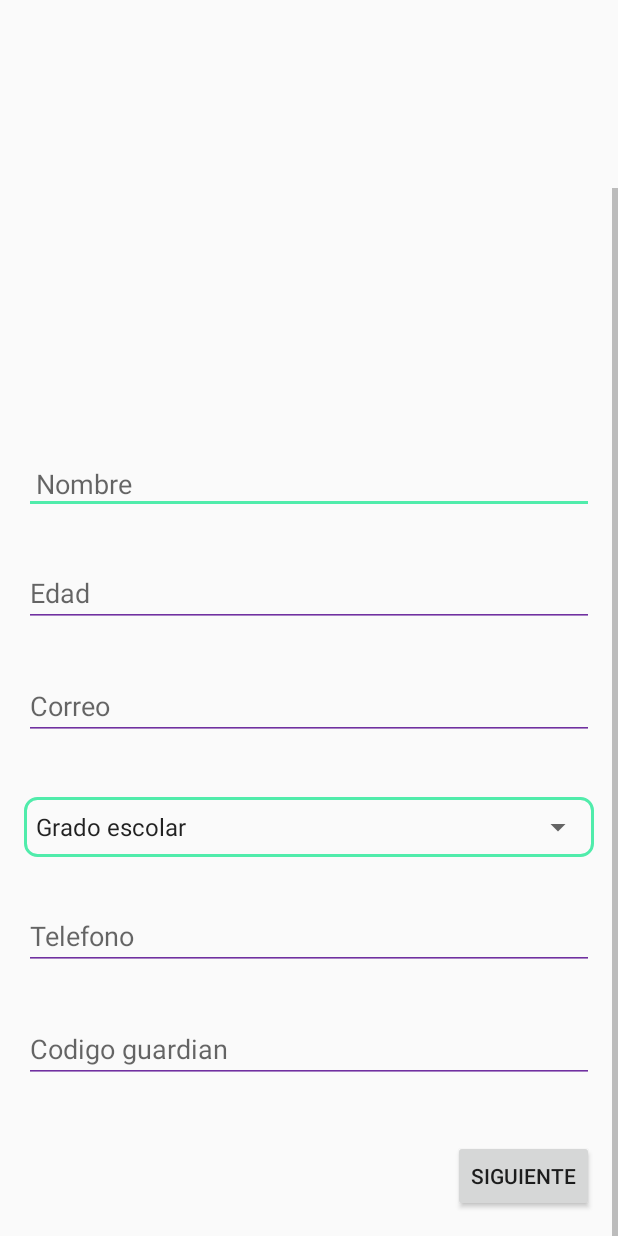
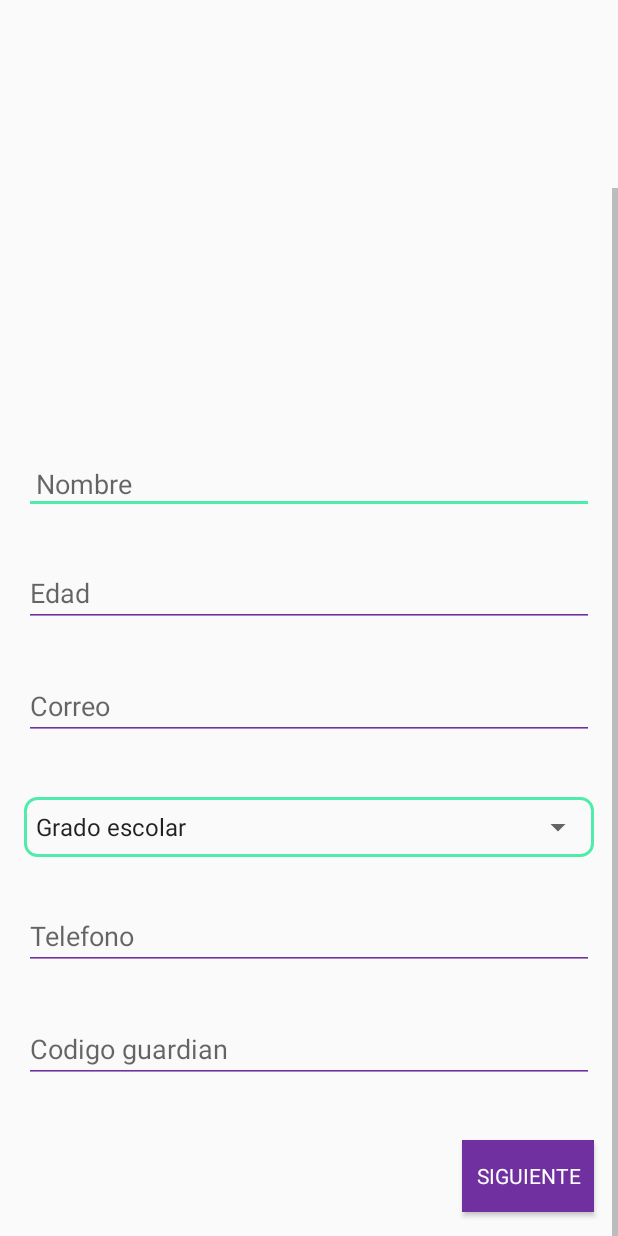
Before and after one commit to crispincho/ProyectoTesis, an Android app: the screen it shows after launch (FormularioActivity), scrolled down 148 dp, on a phone screen of 412 x 824 dp. Run offline under Robolectric (Android 15) with nearby library versions, the phone set to English and light mode, and no system bars; our stand-ins replace data binding.

Commit message:
Agregando pantalla de inicio

```diff
--- a/app/src/main/AndroidManifest.xml
+++ b/app/src/main/AndroidManifest.xml
@@ -12,6 +12,10 @@
         android:roundIcon="@mipmap/ic_launcher_round"
         android:supportsRtl="true"
         android:theme="@style/AppTheme">
+        <activity
+            android:name=".features.start.ui.StartActivity"
+            android:screenOrientation="sensorLandscape"
+            android:theme="@style/Theme.AppCompat.NoActionBar" />
         <activity
             android:name=".core.ui.SplashActivity"
             android:screenOrientation="sensorPortrait"
--- a/app/src/main/java/com/umb/myapplication/features/formulario/ui/FormularioActivity.kt
+++ b/app/src/main/java/com/umb/myapplication/features/formulario/ui/FormularioActivity.kt
@@ -11,7 +11,7 @@ import com.umb.myapplication.core.ui.GameActivity
 import com.umb.myapplication.databinding.ActivityFormularioBinding
 import com.umb.myapplication.features.formulario.ui.viewmodel.FormularioViewmodel
 import com.umb.myapplication.features.formulario.ui.viewmodel.FormularioViewmodelFactory
-import com.umb.myapplication.features.rfn004.ui.Rfn004Activity
+import com.umb.myapplication.features.start.ui.StartActivity
 
 class FormularioActivity : GameActivity(), FormularioNavigator {
 
@@ -47,7 +47,7 @@ class FormularioActivity : GameActivity(), FormularioNavigator {
         sampleCode: String,
         guardianUser: String
     ) {
-        val intent = Intent(this, Rfn004Activity::class.java)
+        val intent = Intent(this, StartActivity::class.java)
         intent.putExtra(Companion.ID_USER, idUser)
         intent.putExtra(Companion.GUARDIAN_USER, guardianUser)
         intent.putExtra(Companion.SAMPLE_CODE, sampleCode)
--- a/app/src/main/res/layout/activity_formulario.xml
+++ b/app/src/main/res/layout/activity_formulario.xml
@@ -162,6 +162,7 @@
 
             <Button
                 android:id="@+id/button"
+                style="@style/button"
                 android:layout_width="wrap_content"
                 android:layout_height="wrap_content"
                 android:layout_marginTop="16dp"
--- a/app/src/main/res/values/strings.xml
+++ b/app/src/main/res/values/strings.xml
@@ -58,4 +58,5 @@
     <string name="celular_invalido">El numero de celular es invalido</string>
     <string name="codigo_guardian_invalido">El código de guardián ingresado es inválido</string>
     <string name="loading">Cargando...</string>
+    <string name="iniciar">INICIAR</string>
 </resources>
--- a/app/src/main/res/values/styles.xml
+++ b/app/src/main/res/values/styles.xml
@@ -29,4 +29,12 @@
         <item name="colorControlActivated">@color/colorAccent</item>
     </style>
 
+    <style name="button" parent="Theme.AppCompat.DayNight.NoActionBar">
+        <item name="android:background">@color/colorPrimary</item>
+        <item name="android:foreground">?android:attr/selectableItemBackground</item>
+        <item name="android:textColor">@color/white</item>
+    </style>
+
+
+
 </resources>
```
Also changed, not shown: app/src/main/java/com/umb/myapplication/features/start/ui/StartActivity.kt (added, +25 -0 lines), app/src/main/res/layout/activity_start.xml (added, +21 -0 lines), app/src/main/res/drawable/start_background.png (added).
